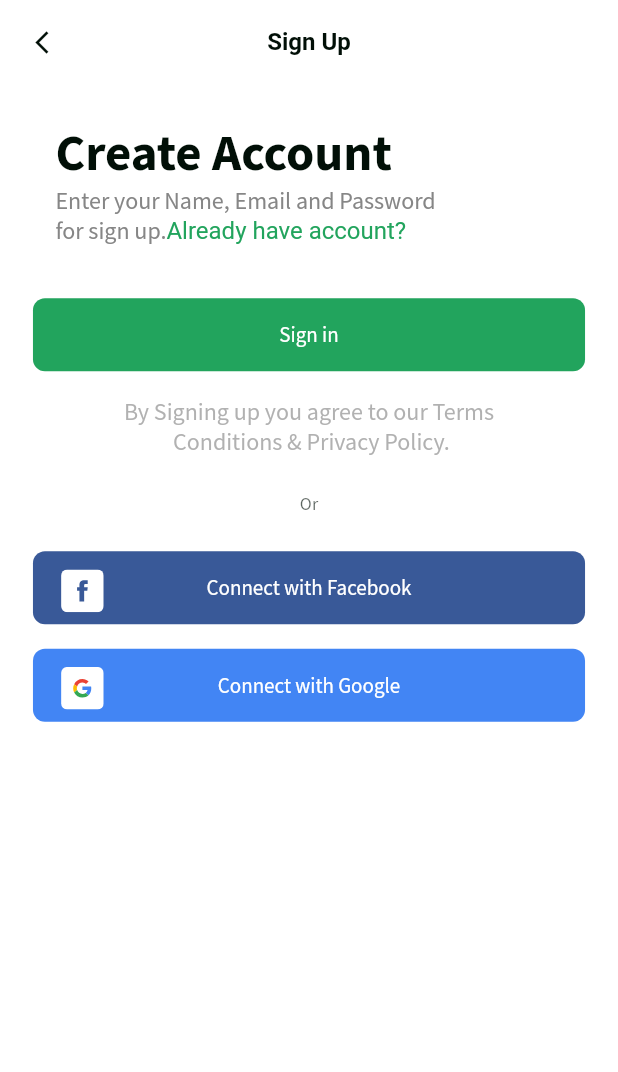
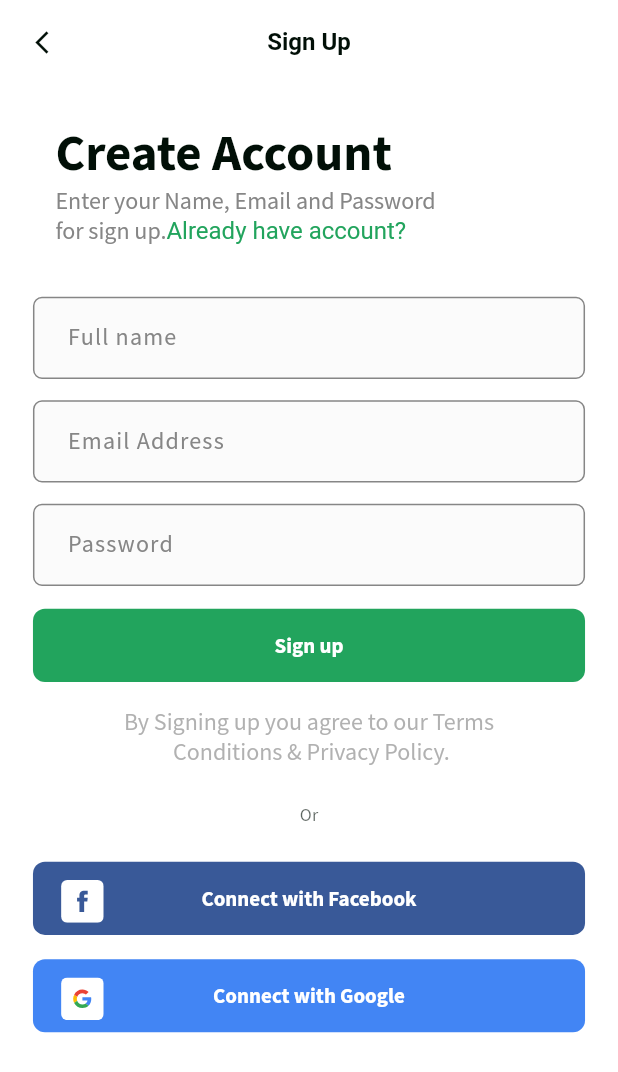
Before and after one commit to ShohruhSharipov1106/foodly-app, a Flutter app: the SignUpPage screen opened directly, on a phone screen of 412 x 824 dp. Shown: the top 1072 px of the screen. Run offline on Flutter 3.47's test engine with Material 2 defaults, Android fonts, the phone set to English and light mode, and no system bars; our stand-ins replace flutter_svg.

Commit message:
sign in va sign up folderlari yangilandi

```diff
--- a/lib/constants/imports.dart
+++ b/lib/constants/imports.dart
@@ -10,6 +10,11 @@
 export 'package:foodly_app/service/provider/onboarding_provider.dart';
 export 'package:foodly_app/screens/authentification/signUp_page/signUp_mainpage.dart';
 export 'package:foodly_app/screens/authentification/signIn_page/signIn_mainpage.dart';
+export 'package:foodly_app/screens/authentification/signIn_page/forgot_password_page.dart';
 export 'package:foodly_app/widget/inputCard.dart';
 export 'package:foodly_app/service/provider/input_provider.dart';
 export 'package:foodly_app/widget/connect_with_field.dart';
+export 'package:foodly_app/screens/authentification/signUp_page/enter_address_page.dart';
+export 'package:foodly_app/screens/authentification/signUp_page/login_by_phone_page.dart';
+export 'package:foodly_app/widget/verify_code_card.dart';
+export 'package:foodly_app/screens/authentification/signUp_page/confirm_phone_page.dart';
--- a/lib/screens/authentification/signUp_page/signUp_mainpage.dart
+++ b/lib/screens/authentification/signUp_page/signUp_mainpage.dart
@@ -19,7 +19,67 @@
       body: SingleChildScrollView(
         child: Column(
           children: [
-            Padding(
+            _titleField(context),
+            inputFieldCard(
+              context,
+              context.watch<InputProvider>().fullNameFieldController,
+              TextInputType.name,
+              "Full name",
+              "assets/icons/check.svg",
+            ),
+            inputFieldCard(
+              context,
+              context.watch<InputProvider>().emailFieldController,
+              TextInputType.emailAddress,
+              "Email Address",
+              "assets/icons/Phone.svg",
+            ),
+            inputFieldCard(
+                context,
+                context.watch<InputProvider>().passwordFieldController,
+                TextInputType.visiblePassword,
+                "Password",
+                "assets/icons/eye.svg",
+                isObsecure: true),
+            primaryButtonCard(
+              context,
+              kActiveColor,
+              "Sign up",
+              getHeight(8.0),
+              () => Navigator.push(
+                context,
+                MaterialPageRoute(
+                  builder: (context) => const LoginByPhone(),
+                ),
+              ),
+            ),
+            _termsConditionsText(context),
+            connectWithField(context),
+          ],
+        ),
+      ),
+    );
+  }
+
+  Padding _termsConditionsText(BuildContext context) {
+    return Padding(
+      padding: EdgeInsets.symmetric(
+        horizontal: getWidth(45.0),
+        vertical: getHeight(8.0),
+      ),
+      child: Opacity(
+        opacity: 0.64,
+        child: Text(
+          "By Signing up you agree to our Terms\n Conditions & Privacy Policy.",
+          style: Theme.of(context).textTheme.subtitle1,
+          textAlign: TextAlign.center,
+        ),
+      ),
+    );
+  }
+
+  Padding _titleField(BuildContext context) {
+    return Padding(
       padding: EdgeInsets.only(
         left: getWidth(20.0),
         top: getHeight(24.0),
@@ -34,8 +94,7 @@
               style: Theme.of(context).textTheme.headline2,
             ),
             TextSpan(
-                      text:
-                          "Enter your Name, Email and Password\nfor sign up.",
+              text: "Enter your Name, Email and Password\nfor sign up.",
               style: Theme.of(context).textTheme.subtitle1,
             ),
             TextSpan(
@@ -50,32 +109,6 @@
           ],
         ),
       ),
-            ),
-            primaryButtonCard(
-              context,
-              kActiveColor,
-              "Sign in",
-              getHeight(8.0),
-              () => print("Sign in"),
-            ),
-            Padding(
-              padding: EdgeInsets.symmetric(
-                horizontal: getWidth(45.0),
-                vertical: getHeight(8.0),
-              ),
-              child: Opacity(
-                opacity: 0.64,
-                child: Text(
-                  "By Signing up you agree to our Terms\n Conditions & Privacy Policy.",
-                  style: Theme.of(context).textTheme.subtitle1,
-                  textAlign: TextAlign.center,
-                ),
-              ),
-            ),
-            connectWithField(context),
-          ],
-        ),
-      ),
     );
   }
 }
--- a/lib/service/provider/input_provider.dart
+++ b/lib/service/provider/input_provider.dart
@@ -4,6 +4,12 @@
   TextEditingController emailFieldController = TextEditingController();
   TextEditingController fullNameFieldController = TextEditingController();
   TextEditingController passwordFieldController = TextEditingController();
+  TextEditingController phoneNumberFieldController = TextEditingController();
+  TextEditingController verifyCodeFieldController = TextEditingController();
+
+  List verifyCodeList = [];
+  String verifyCode = "";
+
   bool isOnTap = false;
   isOnTapFunc() {
     isOnTap = true;
@@ -14,4 +20,14 @@
     isOnTap = false;
     notifyListeners();
   }
+
+  isOnTapVerify() {
+    if (verifyCodeList.length < 4) {
+      verifyCodeList.add(verifyCodeFieldController.text);
+      verifyCodeFieldController.clear();
+    } else {
+      verifyCode = verifyCodeList.join();
+    }
+    notifyListeners();
+  }
 }
--- a/lib/widget/inputCard.dart
+++ b/lib/widget/inputCard.dart
@@ -1,8 +1,12 @@
 import 'package:foodly_app/constants/imports.dart';
 
-Container inputFieldCard(BuildContext context) {
+Container inputFieldCard(BuildContext context, TextEditingController kontroller,
+    TextInputType keyboardtype, String labeltextfield, String suffixField,
+    {bool isObsecure = false}) {
   return Container(
-    height: getHeight(65.0),
+    height: context.watch<InputProvider>().isOnTap == false
+        ? getHeight(54.0)
+        : getHeight(65.0),
     width: getWidth(335.0),
     decoration: BoxDecoration(
       borderRadius: BorderRadius.circular(6.0),
@@ -20,25 +24,25 @@
     ),
     padding: EdgeInsets.symmetric(
       vertical: context.watch<InputProvider>().isOnTap == false
-          ? getHeight(18.0)
+          ? getHeight(8.0)
           : getHeight(0.0),
       horizontal: getWidth(20.0),
     ),
     child: TextField(
-      controller: context.watch<InputProvider>().emailFieldController,
-      keyboardType: TextInputType.emailAddress,
+      controller: kontroller,
+      keyboardType: keyboardtype,
       cursorColor: kActiveColor,
       cursorWidth: 1.0,
-      obscureText: false,
+      obscureText: isObsecure,
+      obscuringCharacter: "*",
       decoration: InputDecoration(
-        labelText: "Email Address",
+        labelText: labeltextfield,
         suffix: SvgPicture.asset(
-          "assets/icons/Phone.svg",
+          suffixField,
           height: getHeight(18.0),
           width: getWidth(10.0),
           fit: BoxFit.cover,
         ),
-        floatingLabelBehavior: FloatingLabelBehavior.always,
       ),
       onTap: () => context.read<InputProvider>().isOnTapFunc(),
       onEditingComplete: () =>
```
Also changed, not shown: lib/main.dart (+13 -3 lines), lib/screens/authentification/signIn_page/forgot_password_page.dart (added, +75 -0 lines), lib/screens/authentification/signIn_page/reset_email_page.dart (added, +72 -0 lines), lib/screens/authentification/signIn_page/signIn_mainpage.dart (+26 -4 lines), lib/screens/authentification/signUp_page/confirm_phone_page.dart (added, +119 -0 lines), lib/screens/authentification/signUp_page/enter_address_page.dart (added, +12 -0 lines), lib/screens/authentification/signUp_page/login_by_phone_page.dart (added, +79 -0 lines), lib/widget/verify_code_card.dart (added, +33 -0 lines). Lines whose indentation alone changed are shown as unchanged.
